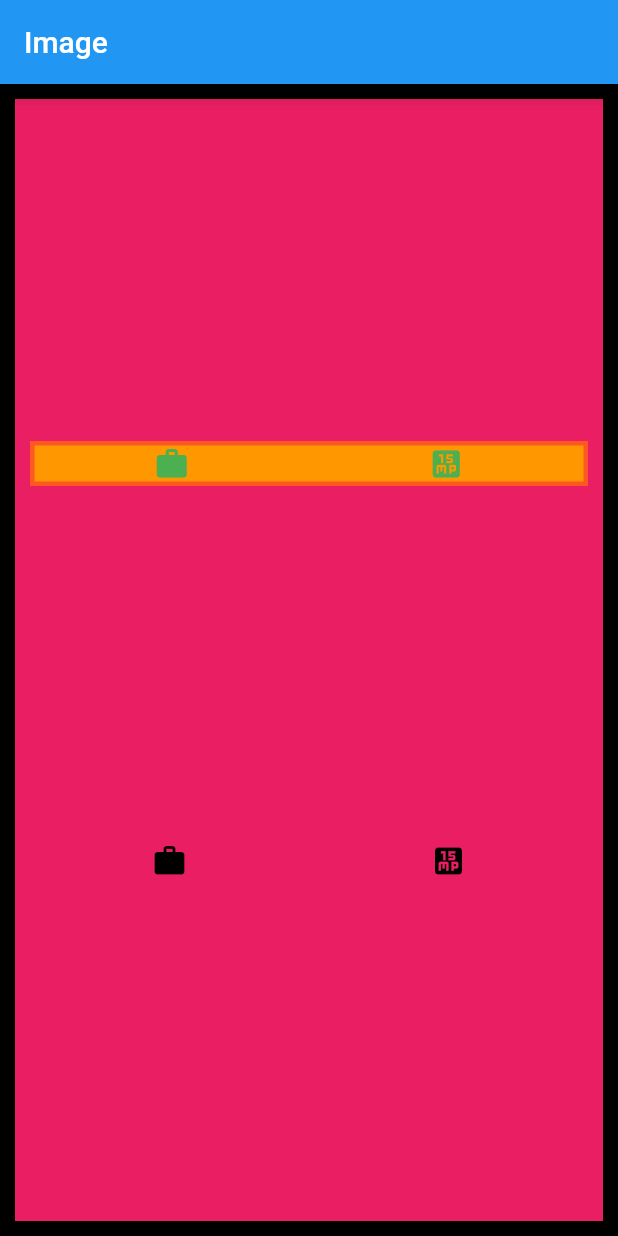
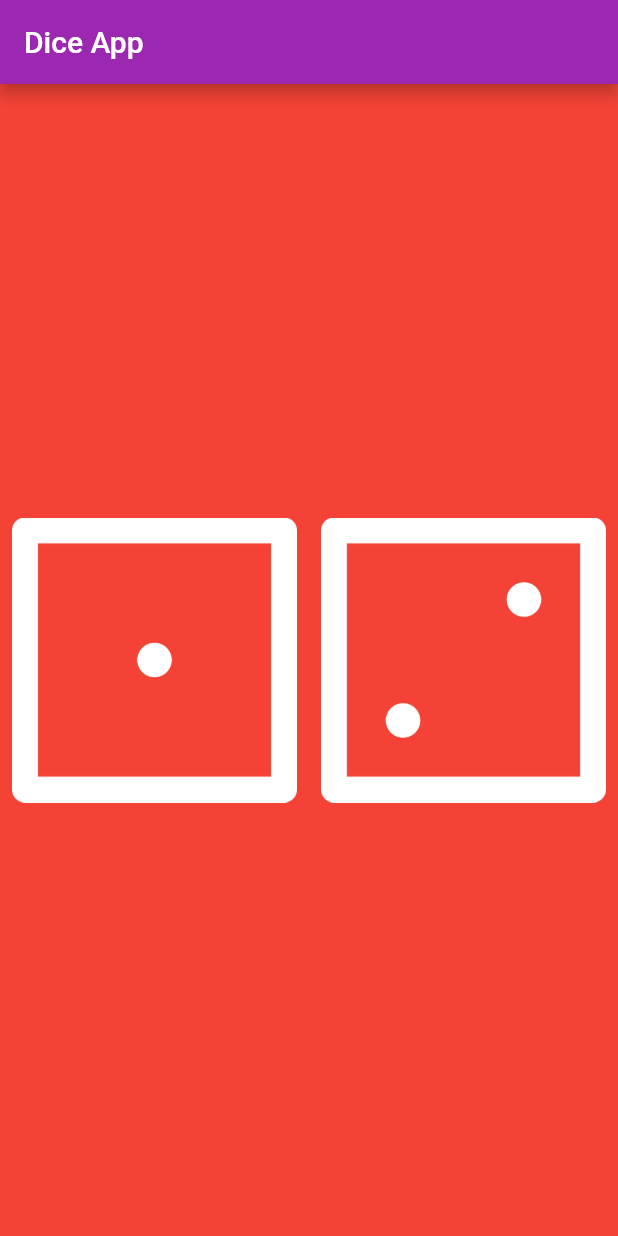
Before and after one commit to rajatdroid/fluter_angelayu, a Flutter app: the screen it shows after launch, on a phone screen of 412 x 824 dp. Run offline on Flutter 3.47's test engine with Material 2 defaults, Android fonts, the phone set to English and light mode, and no system bars.

Commit message:
Completed the dice app

```diff
--- /dev/null
+++ b/lib/_dicewidget.dart
@@ -0,0 +1,83 @@
+import 'dart:math';
+
+import 'package:flutter/material.dart';
+
+class DiceApp extends StatelessWidget {
+  const DiceApp({Key? key}) : super(key: key);
+
+  @override
+  Widget build(BuildContext context) {
+    return MaterialApp(
+      theme: ThemeData(
+        primarySwatch: Colors.purple,
+      ),
+      home: DiceScaffold(),
+    );
+  }
+}
+
+class DiceScaffold extends StatelessWidget {
+  const DiceScaffold({Key? key}) : super(key: key);
+
+  @override
+  Widget build(BuildContext context) {
+    return Scaffold(
+      appBar: AppBar(
+        title: Text('Dice App'),
+      ),
+      backgroundColor: Colors.red,
+      body: DiceStateWidget(),
+    );
+  }
+}
+
+
+class  DiceStateWidget extends StatefulWidget {
+  const DiceStateWidget({Key? key}) : super(key: key);
+
+  @override
+  DiceState createState() => DiceState();
+}
+
+int getRandomDiceNo(){
+  return Random().nextInt(6)+1;
+}
+
+class DiceState extends State<DiceStateWidget> {
+
+  int leftDiceState = 1;
+  int rightDiceState = 2;
+
+  @override
+  Widget build(BuildContext context) {
+    return Center(
+      child: Row(
+        children: [
+          Expanded(child: TextButton(
+            onPressed: (){
+              print('Left dice clicked');
+              doPressAction();
+            },
+            child: Image.asset('images/dice$leftDiceState.png'),
+          ),
+          ),
+          Expanded(child: TextButton(
+            onPressed: (){
+              print('Right dice pressed');
+              doPressAction();
+            },
+            child: Image.asset('images/dice$rightDiceState.png'),
+          ),
+          )
+        ],
+      ),
+    );
+  }
+
+  void doPressAction() {
+     setState(() {
+      leftDiceState = getRandomDiceNo();
+      rightDiceState = getRandomDiceNo();
+    });
+  }
+}
--- a/lib/main.dart
+++ b/lib/main.dart
@@ -1,4 +1,5 @@
 import 'package:flutter/material.dart';
+import 'package:iampoor/_dicewidget.dart';
 import 'package:iampoor/_manualimagegrid.dart';
 import 'package:iampoor/_visitingcard.dart';
 import 'package:iampoor/_visitingcard_by_angelayu.dart';
@@ -13,7 +14,8 @@ void main() {
   //runApp(ChallengeApp());
   //runApp(VisitingCard());
   //runApp(VisitingCardByAngela());
-  runApp(ImageGridWidget());
+  //runApp(ImageGridWidget());
+  runApp(DiceApp());
 }
 
 class IamPoor extends StatelessWidget {
```
Also changed, not shown: images/dice1.png (added), images/dice2.png (added), images/dice3.png (added), images/dice4.png (added), images/dice5.png (added), images/dice6.png (added).
